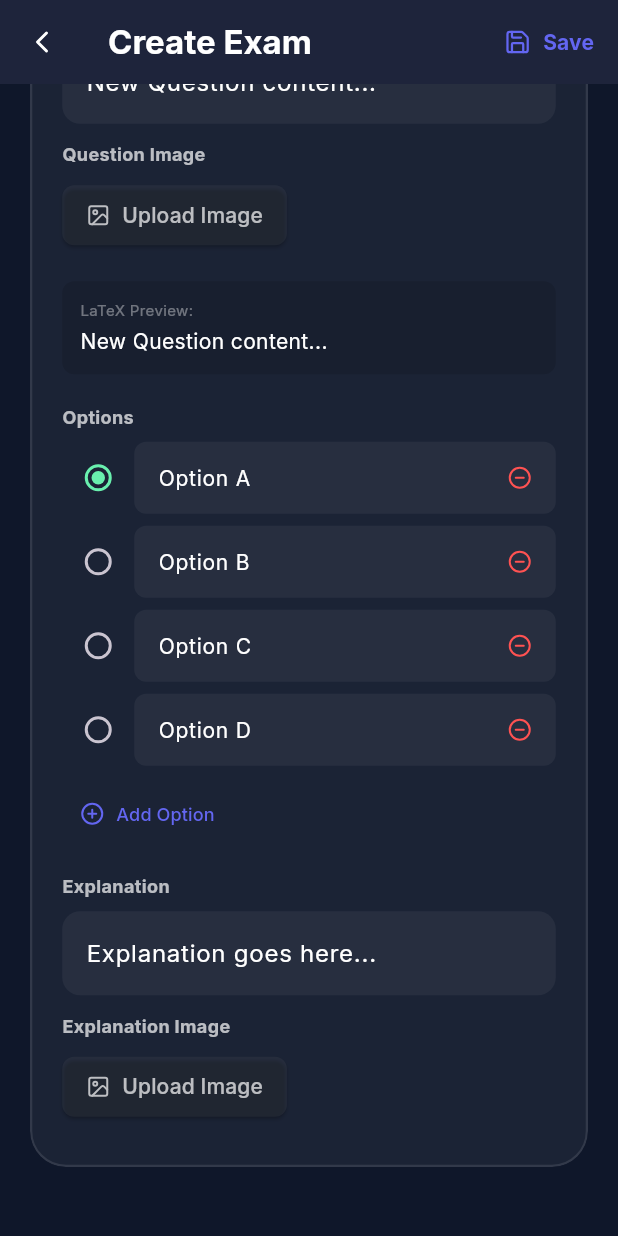
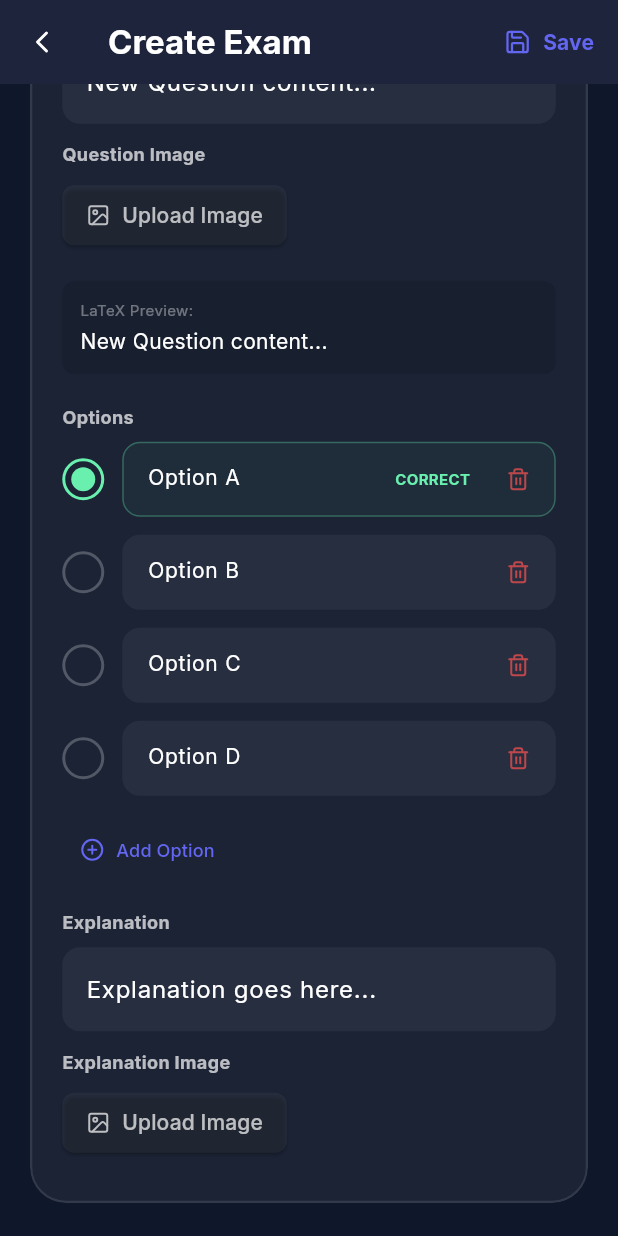
Before and after one commit to muhammedrihanf-max/PrepGenZ, a Flutter app: the ExamEditorScreen screen opened directly, scrolled down 576 dp, on a phone screen of 412 x 824 dp. Run offline on Flutter 3.47's test engine with Material 3 defaults, Android fonts, the phone set to English and light mode, and no system bars; our stand-ins replace firebase_core, firebase_messaging, fl_chart, flutter_animate, google_fonts, hive_flutter and 4 more; missing offline and left inert: flutter_math_fork; accounts and stored records are empty.

Commit message:
Enabled automatic removal of \cdot and dots in exam editor

```diff
--- a/lib/components/math_text.dart
+++ b/lib/components/math_text.dart
@@ -10,12 +10,28 @@ class MathText extends StatelessWidget {
 
   @override
   Widget build(BuildContext context) {
-    if (!text.contains('\$')) {
+    final List<String> lines = text.split('\n');
+
+    if (lines.length <= 1 && !text.contains('\$')) {
       return Text(text, style: style, textAlign: textAlign);
     }
 
+    return Column(
+      crossAxisAlignment: textAlign == TextAlign.center
+          ? CrossAxisAlignment.center
+          : (textAlign == TextAlign.right ? CrossAxisAlignment.end : CrossAxisAlignment.start),
+      children: lines.map((line) => _buildLine(line)).toList(),
+    );
+  }
+
+  Widget _buildLine(String line) {
+    if (line.isEmpty) return const SizedBox(height: 8);
+    if (!line.contains('\$')) {
+      return Text(line, style: style, textAlign: textAlign);
+    }
+
     final List<Widget> widgets = [];
-    final List<String> parts = text.split('\$');
+    final List<String> parts = line.split('\$');
 
     for (int i = 0; i < parts.length; i++) {
       if (i % 2 == 0) {
--- a/lib/screens/exam_editor_screen.dart
+++ b/lib/screens/exam_editor_screen.dart
@@ -27,6 +27,10 @@ class _ExamEditorScreenState extends State<ExamEditorScreen> {
   List<Question> _questions = [];
   bool _isLoading = false;
   final ImagePicker _picker = ImagePicker();
+
+  String _sanitizeText(String text) {
+    return text.replaceAll('\\cdot', '').replaceAll('.', '');
+  }
 
   Future<String?> _pickAndUploadImage() async {
     try {
@@ -247,8 +251,9 @@ class _ExamEditorScreenState extends State<ExamEditorScreen> {
             SizedBox(height: 16),
             _buildQuestionTextField('Question Text (supports LaTeX)', (val) {
               setState(() {
+                final sanitized = _sanitizeText(val);
                 _questions[index] = Question(
-                  text: val,
+                  text: sanitized,
                   options: _questions[index].options,
                   correctAnswer: _questions[index].correctAnswer,
                   explanation: _questions[index].explanation,
@@ -290,43 +295,76 @@ class _ExamEditorScreenState extends State<ExamEditorScreen> {
             SizedBox(height: 8),
             ...question.options.asMap().entries.map((optEntry) {
               int optIdx = optEntry.key;
+              bool isCorrect = question.correctAnswer == optIdx;
+
               return Padding(
-                padding: const EdgeInsets.only(bottom: 8.0),
+                padding: const EdgeInsets.only(bottom: 12.0),
                 child: Row(
                   children: [
-                    Radio<int>(
-                      value: optIdx,
-                      groupValue: question.correctAnswer,
-                      onChanged: (val) {
+                    GestureDetector(
+                      onTap: () {
                         setState(() {
                           _questions[index] = Question(
                             text: question.text,
                             options: question.options,
-                            correctAnswer: val!,
+                            correctAnswer: optIdx,
                             explanation: question.explanation,
                             image: question.image,
                             explanationImage: question.explanationImage,
                           );
                         });
                       },
-                      activeColor: Colors.greenAccent,
+                      child: Container(
+                        padding: EdgeInsets.all(4),
+                        decoration: BoxDecoration(
+                          shape: BoxShape.circle,
+                          border: Border.all(
+                            color: isCorrect ? Colors.greenAccent : Colors.white24,
+                            width: 2,
                           ),
+                        ),
+                        child: CircleAvatar(
+                          radius: 8,
+                          backgroundColor: isCorrect ? Colors.greenAccent : Colors.transparent,
+                        ),
+                      ),
+                    ),
+                    SizedBox(width: 12),
                     Expanded(
+                      child: Container(
+                        decoration: BoxDecoration(
+                          color: isCorrect ? Colors.greenAccent.withOpacity(0.05) : Colors.white.withOpacity(0.05),
+                          borderRadius: BorderRadius.circular(12),
+                          border: Border.all(
+                            color: isCorrect ? Colors.greenAccent.withOpacity(0.3) : Colors.transparent,
+                          ),
+                        ),
                         child: TextField(
                         onChanged: (val) {
-                          _questions[index].options[optIdx] = val;
+                          setState(() {
+                            _questions[index].options[optIdx] = _sanitizeText(val);
+                          });
                         },
+                          // We use a key to prevent controller re-initialization issues
+                          key: ValueKey('q_${index}_opt_${optIdx}'),
                           controller: TextEditingController(text: optEntry.value)..selection = TextSelection.collapsed(offset: optEntry.value.length),
                           style: TextStyle(color: Colors.white, fontSize: 14),
                           decoration: InputDecoration(
                             hintText: 'Option ${String.fromCharCode(65 + optIdx)}',
                             hintStyle: TextStyle(color: Colors.white24),
-                          filled: true,
-                          fillColor: Colors.white.withOpacity(0.05),
-                          border: OutlineInputBorder(borderRadius: BorderRadius.circular(8), borderSide: BorderSide.none),
-                          contentPadding: EdgeInsets.symmetric(horizontal: 12, vertical: 8),
-                          suffixIcon: question.options.length > 2 ? IconButton(
-                            icon: Icon(LucideIcons.minusCircle, size: 16, color: Colors.redAccent),
+                            border: InputBorder.none,
+                            contentPadding: EdgeInsets.symmetric(horizontal: 16, vertical: 12),
+                            suffixIcon: Row(
+                              mainAxisSize: MainAxisSize.min,
+                              children: [
+                                if (isCorrect)
+                                  Padding(
+                                    padding: const EdgeInsets.only(right: 8.0),
+                                    child: Text('CORRECT', style: TextStyle(color: Colors.greenAccent, fontSize: 10, fontWeight: FontWeight.bold)),
+                                  ),
+                                if (question.options.length > 2)
+                                  IconButton(
+                                    icon: Icon(LucideIcons.trash2, size: 16, color: Colors.redAccent.withOpacity(0.7)),
                                     onPressed: () {
                                       setState(() {
                                         List<String> newOptions = List.from(question.options);
@@ -343,7 +381,10 @@ class _ExamEditorScreenState extends State<ExamEditorScreen> {
                                         );
                                       });
                                     },
-                          ) : null,
+                                  ),
+                              ],
+                            ),
+                          ),
                         ),
                       ),
                     ),
@@ -372,11 +413,12 @@ class _ExamEditorScreenState extends State<ExamEditorScreen> {
             SizedBox(height: 16),
             _buildQuestionTextField('Explanation', (val) {
               setState(() {
+                final sanitized = _sanitizeText(val);
                 _questions[index] = Question(
                   text: _questions[index].text,
                   options: _questions[index].options,
                   correctAnswer: _questions[index].correctAnswer,
-                  explanation: val,
+                  explanation: sanitized,
                   image: _questions[index].image,
                   explanationImage: _questions[index].explanationImage,
                 );
```
Lines whose indentation alone changed are shown as unchanged.
